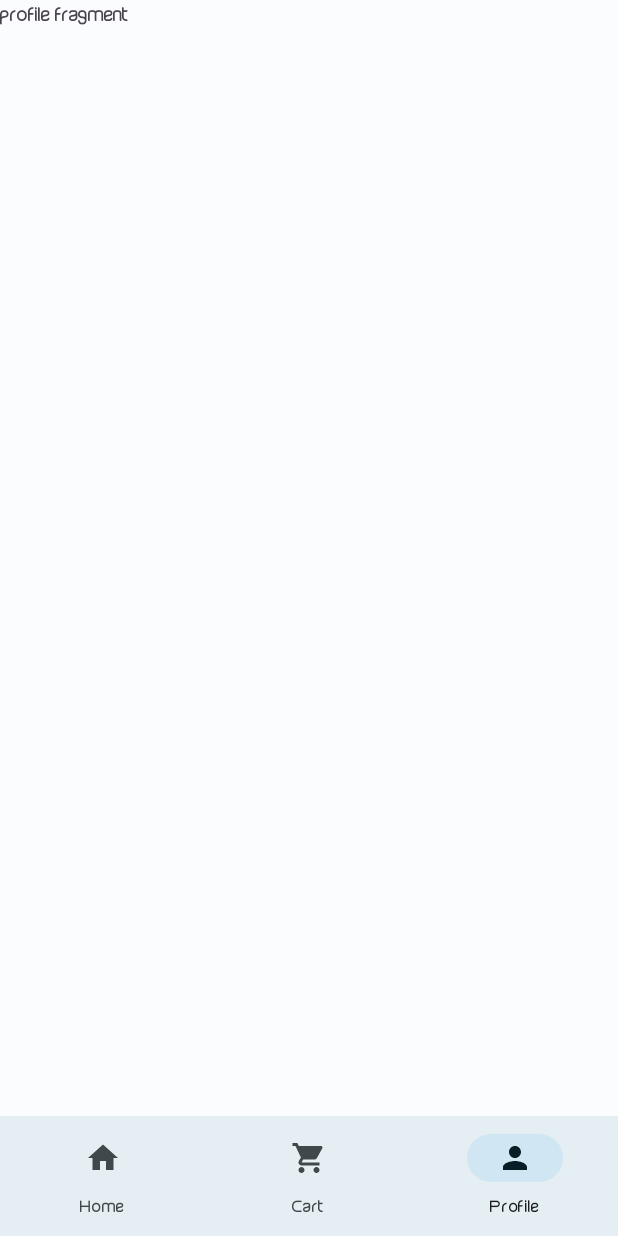
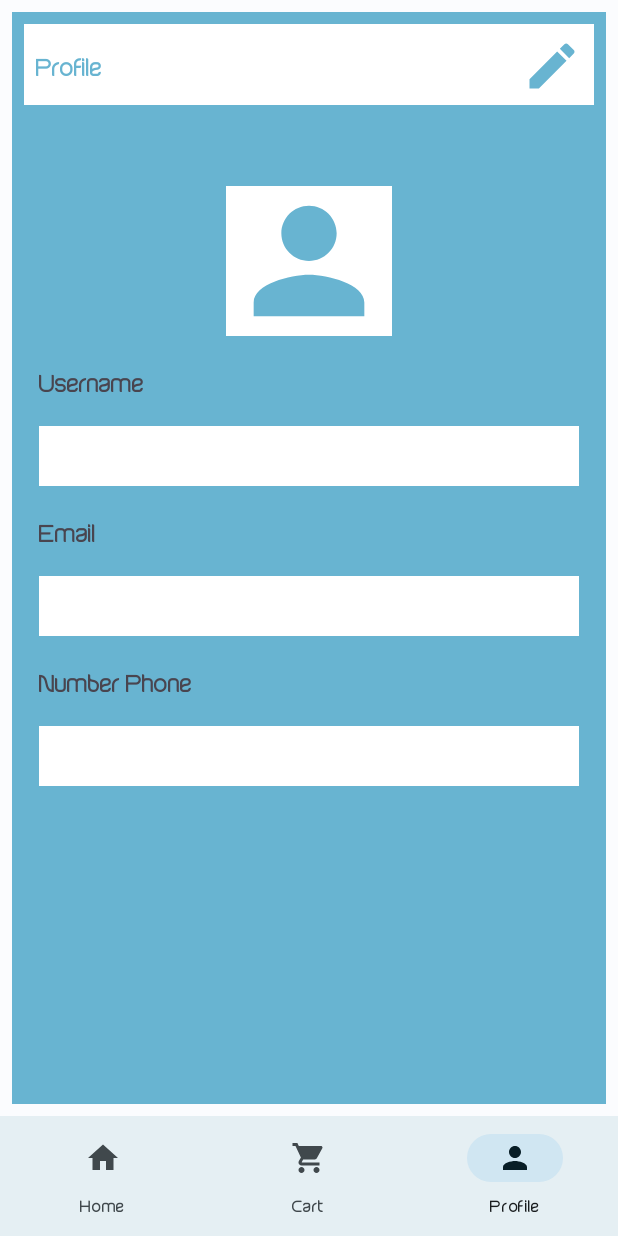
Before and after one commit to Novejira/24001084-km6-nov-SwiftiesFood, an Android app: the ProfileFragment screen opened through its navigation route, on a phone screen of 412 x 824 dp. Run offline under Robolectric (Android 15) with nearby library versions, the phone set to English and light mode, and no system bars; our stand-ins replace navigation-ui.

Commit message:
finishing feature profile

```diff
--- /dev/null
+++ b/app/src/main/res/drawable/ic_edit.xml
@@ -0,0 +1,5 @@
+<vector xmlns:android="http://schemas.android.com/apk/res/android" android:height="24dp" android:tint="#68B4D1" android:viewportHeight="24" android:viewportWidth="24" android:width="24dp">
+
+    <path android:fillColor="@android:color/white" android:pathData="M3,17.25V21h3.75L17.81,9.94l-3.75,-3.75L3,17.25zM20.71,7.04c0.39,-0.39 0.39,-1.02 0,-1.41l-2.34,-2.34c-0.39,-0.39 -1.02,-0.39 -1.41,0l-1.83,1.83 3.75,3.75 1.83,-1.83z"/>
+
+</vector>
--- a/app/src/main/res/layout/fragment_profile.xml
+++ b/app/src/main/res/layout/fragment_profile.xml
@@ -1,13 +1,29 @@
-<FrameLayout xmlns:android="http://schemas.android.com/apk/res/android"
+<androidx.constraintlayout.widget.ConstraintLayout xmlns:android="http://schemas.android.com/apk/res/android"
     xmlns:tools="http://schemas.android.com/tools"
     android:layout_width="match_parent"
     android:layout_height="match_parent"
+    xmlns:app="http://schemas.android.com/apk/res-auto"
+    android:layout_margin="8dp"
+    android:background="@color/seed"
     tools:context="feature.profile.ProfileFragment">
 
-    <!-- TODO: Update blank fragment layout -->
-    <TextView
+    <include
+        android:id="@+id/layout_banner_fragment_profile"
+        layout="@layout/layout_banner_fragment_profile"
         android:layout_width="match_parent"
-        android:layout_height="match_parent"
-        android:text="profile fragment" />
+        android:layout_height="60dp"
+        android:layout_marginTop="8dp"
+        app:layout_constraintTop_toTopOf="parent"
+        android:layout_margin="8dp" />
 
-</FrameLayout>
+    <include
+        android:id="@+id/layout_detail_fragment_profile"
+        layout="@layout/layout_detail_fragment_profile"
+        android:layout_width="match_parent"
+        android:layout_marginVertical="40dp"
+        android:layout_marginHorizontal="8dp"
+        android:layout_height="wrap_content"
+        app:layout_constraintTop_toBottomOf="@id/layout_banner_fragment_profile" />
+
+
+</androidx.constraintlayout.widget.ConstraintLayout>
--- /dev/null
+++ b/app/src/main/res/layout/layout_banner_fragment_profile.xml
@@ -0,0 +1,48 @@
+<?xml version="1.0" encoding="utf-8"?>
+<androidx.constraintlayout.widget.ConstraintLayout xmlns:android="http://schemas.android.com/apk/res/android"
+    android:layout_width="match_parent"
+    android:layout_height="match_parent"
+    xmlns:app="http://schemas.android.com/apk/res-auto"
+    xmlns:tools="http://schemas.android.com/tools">
+
+    <ImageView
+        android:layout_width="match_parent"
+        android:background="@color/md_theme_light_onPrimary"
+        android:layout_height="54dp"
+        android:scaleType="centerCrop"
+        app:layout_constraintTop_toTopOf="parent" />
+
+    <androidx.constraintlayout.widget.ConstraintLayout
+        android:id="@+id/layout_toolbar"
+        android:layout_width="match_parent"
+        android:layout_height="wrap_content"
+        android:padding="8dp"
+        app:layout_constraintTop_toTopOf="parent"
+        tools:layout_editor_absoluteX="16dp">
+
+
+        <TextView
+            android:id="@+id/tv_name"
+            android:layout_width="0dp"
+            android:layout_height="wrap_content"
+            android:ellipsize="end"
+            android:maxLines="1"
+            android:text="@string/text_profile"
+            android:textColor="@color/seed"
+            android:textSize="18sp"
+            app:layout_constraintBottom_toBottomOf="parent"
+            app:layout_constraintEnd_toStartOf="@id/iv_profile"
+            app:layout_constraintStart_toStartOf="parent"
+            app:layout_constraintTop_toTopOf="parent"
+            />
+
+        <ImageView
+            android:id="@+id/iv_profile"
+            android:layout_width="40dp"
+            android:layout_height="40dp"
+            android:src="@drawable/ic_edit"
+            app:layout_constraintEnd_toEndOf="parent"
+            app:layout_constraintTop_toTopOf="parent" />
+
+    </androidx.constraintlayout.widget.ConstraintLayout>
+</androidx.constraintlayout.widget.ConstraintLayout>
--- /dev/null
+++ b/app/src/main/res/layout/layout_detail_fragment_profile.xml
@@ -0,0 +1,100 @@
+<?xml version="1.0" encoding="utf-8"?>
+<androidx.constraintlayout.widget.ConstraintLayout xmlns:android="http://schemas.android.com/apk/res/android"
+    android:layout_width="match_parent"
+    android:layout_height="match_parent"
+    xmlns:app="http://schemas.android.com/apk/res-auto"
+    xmlns:tools="http://schemas.android.com/tools">
+
+    <ImageView
+        android:id="@+id/iv_profile"
+        android:layout_width="0dp"
+        android:layout_height="100dp"
+        android:scaleType="centerCrop"
+        android:layout_marginTop="8dp"
+        app:layout_constraintDimensionRatio="10:9"
+        app:layout_constraintEnd_toEndOf="parent"
+        app:layout_constraintStart_toStartOf="parent"
+        app:layout_constraintTop_toTopOf="parent"
+        android:background="@color/md_theme_light_onPrimary"
+        android:src="@drawable/ic_profile"
+        />
+
+    <TextView
+        android:id="@+id/tv_username"
+        android:layout_width="0dp"
+        android:layout_height="30dp"
+        android:layout_marginTop="20dp"
+        android:textAlignment="center"
+        android:layout_marginHorizontal="10dp"
+        android:textSize="18sp"
+        android:text="@string/text_username"
+        app:layout_constraintStart_toStartOf="parent"
+        app:layout_constraintTop_toBottomOf="@+id/iv_profile"
+        app:layout_constraintBottom_toTopOf="@id/tv_input_username" />
+
+    <EditText
+        android:id="@+id/tv_input_username"
+        android:layout_width="0dp"
+        android:layout_height="40dp"
+        android:layout_marginTop="10dp"
+        android:textAlignment="center"
+        android:layout_marginHorizontal="10dp"
+        android:textSize="18sp"
+        android:background="@color/md_theme_light_onPrimary"
+        app:layout_constraintEnd_toEndOf="parent"
+        app:layout_constraintStart_toStartOf="parent"
+        app:layout_constraintTop_toBottomOf="@id/tv_username" />
+
+    <TextView
+        android:id="@+id/tv_email"
+        android:layout_width="0dp"
+        android:layout_height="30dp"
+        android:layout_marginTop="20dp"
+        android:textAlignment="center"
+        android:layout_marginHorizontal="10dp"
+        android:textSize="18sp"
+        android:text="@string/text_email"
+        app:layout_constraintStart_toStartOf="parent"
+        app:layout_constraintTop_toBottomOf="@+id/tv_input_username"
+        app:layout_constraintBottom_toTopOf="@id/tv_input_email" />
+
+    <EditText
+        android:id="@+id/tv_input_email"
+        android:layout_width="0dp"
+        android:layout_height="40dp"
+        android:layout_marginTop="10dp"
+        android:textAlignment="center"
+        android:layout_marginHorizontal="10dp"
+        android:textSize="18sp"
+        android:background="@color/md_theme_light_onPrimary"
+        app:layout_constraintEnd_toEndOf="parent"
+        app:layout_constraintStart_toStartOf="parent"
+        app:layout_constraintTop_toBottomOf="@id/tv_email" />
+
+    <TextView
+        android:id="@+id/tv_numberphone"
+        android:layout_width="0dp"
+        android:layout_height="30dp"
+        android:layout_marginTop="20dp"
+        android:textAlignment="center"
+        android:layout_marginHorizontal="10dp"
+        android:textSize="18sp"
+        android:text="@string/text_number_phone"
+        app:layout_constraintStart_toStartOf="parent"
+        app:layout_constraintTop_toBottomOf="@+id/tv_input_email"
+        app:layout_constraintBottom_toTopOf="@id/tv_input_numberphone" />
+
+    <EditText
+        android:id="@+id/tv_input_numberphone"
+        android:layout_width="0dp"
+        android:layout_height="40dp"
+        android:layout_marginTop="10dp"
+        android:textAlignment="center"
+        android:layout_marginHorizontal="10dp"
+        android:textSize="18sp"
+        app:layout_constraintEnd_toEndOf="parent"
+        app:layout_constraintStart_toStartOf="parent"
+        android:background="@color/md_theme_light_onPrimary"
+        app:layout_constraintTop_toBottomOf="@id/tv_numberphone" />
+
+</androidx.constraintlayout.widget.ConstraintLayout>
--- a/app/src/main/res/values/strings.xml
+++ b/app/src/main/res/values/strings.xml
@@ -9,4 +9,8 @@
     <string name="text_grid_mode">Grid Mode</string>
     <string name="text_list_mode">List Mode</string>
     <string name="text_list_menu_available">List menu available</string>
+    <string name="text_number_phone">Number Phone</string>
+    <string name="text_email">Email</string>
+    <string name="text_username">Username</string>
+    <string name="text_profile">Profile</string>
 </resources>
```
